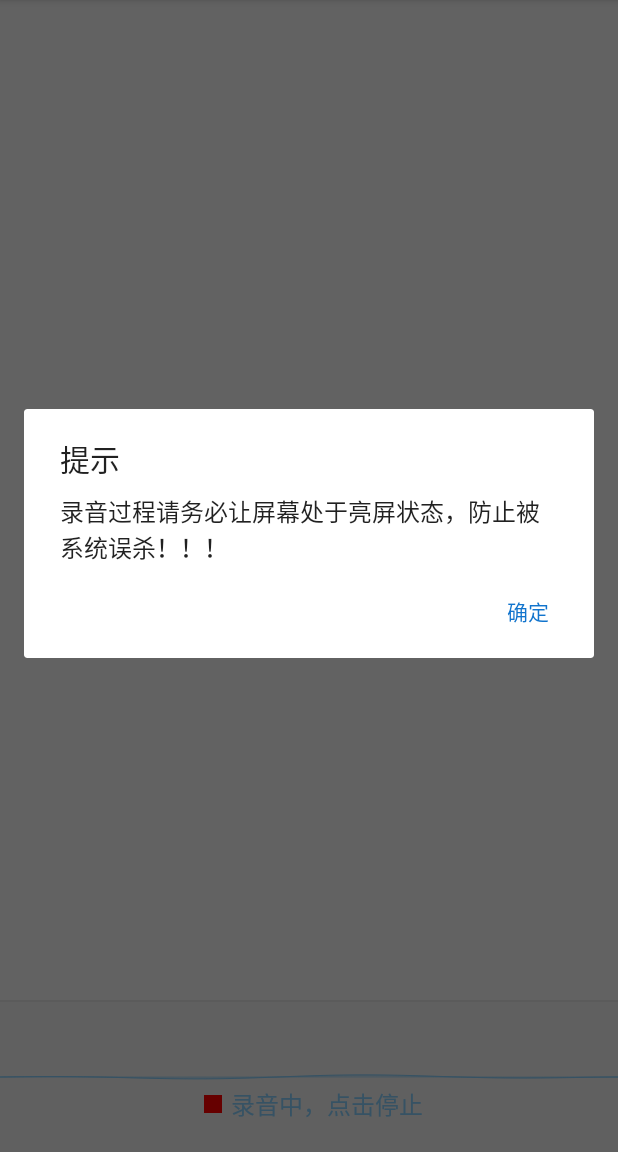
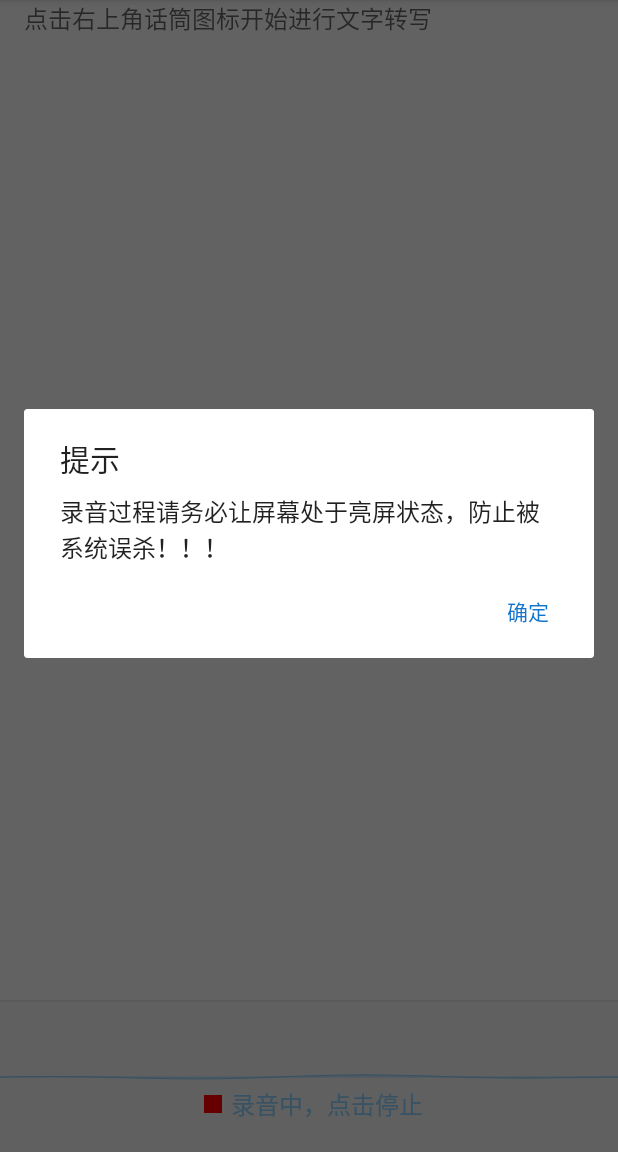
Before and after one commit to hahafather007/VoiceToText, an Android app: the NoteCreateActivity screen opened directly, with no data from a screen before it, after a tap on an icon or button, on a phone screen of 412 x 824 dp, the part 84-1236 px from its top. Run offline under Robolectric (Android 15) with nearby library versions, the phone set to English and light mode, and no system bars; our stand-ins replace RxJava, data binding; libraries missing offline, so code that uses them is left out: cafe.adriel.androidaudioconverter, com.annimon.stream, com.raizlabs.android, io.reactivex.internal; 16 statements that could not run were skipped.

Commit message:
修复了点Bug

```diff
--- a/app/src/main/AndroidManifest.xml
+++ b/app/src/main/AndroidManifest.xml
@@ -4,6 +4,8 @@
 
     <uses-permission android:name="android.permission.INTERNET" />
     <uses-permission android:name="android.permission.WRITE_EXTERNAL_STORAGE" />
+    <uses-permission android:name="android.permission.READ_EXTERNAL_STORAGE" />
+    <uses-permission android:name="android.permission.RECORD_AUDIO" />
 
     <application
         android:name=".app.VoiceApp"
--- a/app/src/main/java/com/hahafather007/voicetotext/app/VoiceApp.kt
+++ b/app/src/main/java/com/hahafather007/voicetotext/app/VoiceApp.kt
@@ -10,6 +10,8 @@ import com.iflytek.cloud.SpeechConstant
 import com.iflytek.cloud.SpeechUtility
 import com.raizlabs.android.dbflow.config.FlowConfig
 import com.raizlabs.android.dbflow.config.FlowManager
+import io.reactivex.internal.functions.Functions
+import io.reactivex.plugins.RxJavaPlugins
 
 class VoiceApp : Application() {
     override fun onCreate() {
@@ -19,6 +21,7 @@ class VoiceApp : Application() {
 
         FlowManager.init(FlowConfig.builder(this).build())
         SpeechUtility.createUtility(this, "${SpeechConstant.APPID}=5a9e6792")
+        RxJavaPlugins.setErrorHandler(Functions.emptyConsumer())
         AndroidAudioConverter.load(this, object : ILoadCallback {
             override fun onSuccess() {
                 "load成功！！！".log()
--- a/app/src/main/java/com/hahafather007/voicetotext/model/VoiceHolder.kt
+++ b/app/src/main/java/com/hahafather007/voicetotext/model/VoiceHolder.kt
@@ -163,8 +163,10 @@ class VoiceHolder : RxController {
                     wavToMp3()
                 }
                 .doOnError {
+                    it.printStackTrace()
 
                     fileName = ""
+                    loading.onNext(false)
                 }
                 .doFinally { rxComposite.clear() }
                 .subscribe()
--- a/app/src/main/java/com/hahafather007/voicetotext/view/NoteCreateActivity.kt
+++ b/app/src/main/java/com/hahafather007/voicetotext/view/NoteCreateActivity.kt
@@ -236,7 +236,7 @@ class NoteCreateActivity : AppCompatActivity(), RxController {
         })
     }
 
-    fun playOrPauseMusic() {
+    private fun playOrPauseMusic() {
         if (!recordPlaying) {
             if (hasPlayed) {
                 continueMusic()
@@ -287,7 +287,6 @@ class NoteCreateActivity : AppCompatActivity(), RxController {
     }
 
     companion object {
-
         fun intentOfNote(context: Context, id: Long, title: String): Intent {
             val intent = Intent(context, NoteCreateActivity::class.java)
             intent.putExtra(EXTRA_ID, id)
--- a/app/src/main/java/com/hahafather007/voicetotext/view/SplashActivity.kt
+++ b/app/src/main/java/com/hahafather007/voicetotext/view/SplashActivity.kt
@@ -1,5 +1,6 @@
 package com.hahafather007.voicetotext.view
 
+import android.Manifest.permission.RECORD_AUDIO
 import android.Manifest.permission.WRITE_EXTERNAL_STORAGE
 import android.app.Activity
 import android.content.Intent
@@ -17,7 +18,9 @@ class SplashActivity : Activity(), RxController {
 
         setContentView(R.layout.activity_splash)
 
-        RxPermissions(this).request(WRITE_EXTERNAL_STORAGE)
+        RxPermissions(this)
+                .request(WRITE_EXTERNAL_STORAGE,
+                        RECORD_AUDIO)
                 .doOnNext {
                     startActivity(Intent(this, HomeActivity::class.java))
                 }
--- a/app/src/main/res/layout/activity_note_create.xml
+++ b/app/src/main/res/layout/activity_note_create.xml
@@ -42,6 +42,8 @@
             android:background="#f7f7f7"
             android:clipToPadding="false"
             android:gravity="top"
+            android:hint="@string/text_tap_to_start"
+            android:inputType="text"
             android:paddingEnd="16dp"
             android:paddingStart="16dp"
             android:text="@={viewModel.noteText}"
--- a/app/src/main/res/values/strings.xml
+++ b/app/src/main/res/values/strings.xml
@@ -20,4 +20,5 @@
     <string name="test_network_error">网络似乎有些不太稳定~</string>
     <string name="text_keep_screen_on">录音过程请务必让屏幕处于亮屏状态，防止被系统误杀！！！</string>
     <string name="text_say_nothing">你好像什么都没有说</string>
+    <string name="text_tap_to_start">点击右上角"话筒"图标开始进行文字转写</string>
 </resources>
```
